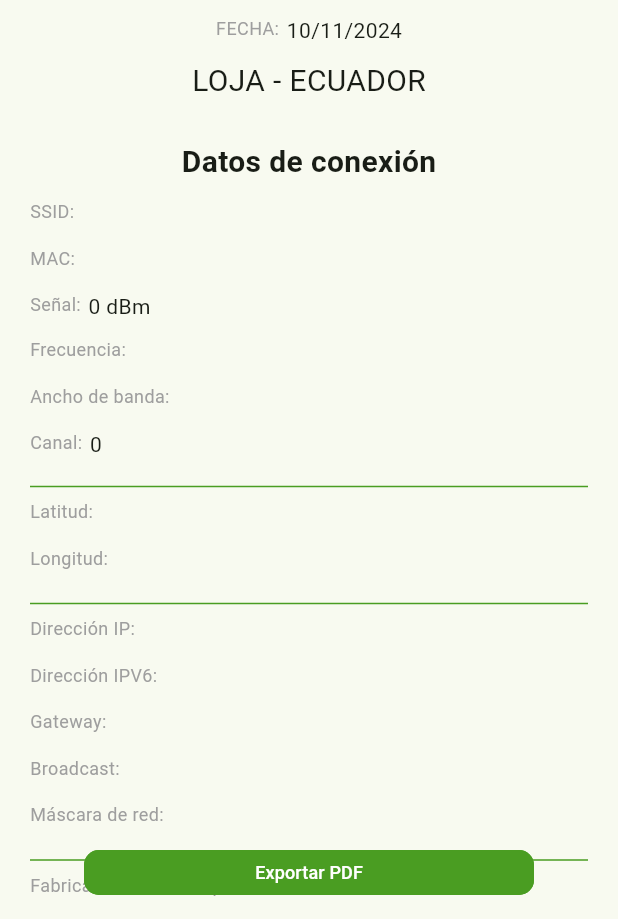
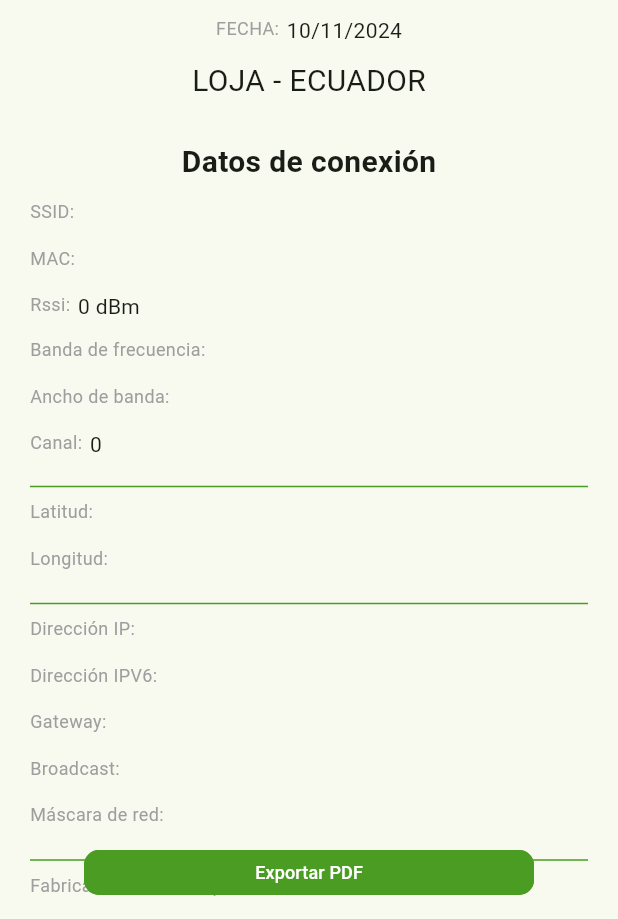
Before and after one commit to luis1112/wifi_app, a Flutter app: the PageInform screen opened by its route, on a phone screen of 412 x 824 dp, the part 317-1236 px from its top. Run offline on Flutter 3.47's test engine with Material 3 defaults, Android fonts, the phone set to English and light mode, and no system bars; our stand-ins replace cloud_firestore, connectivity_plus, device_info_plus, firebase_core, fl_chart, flutter_native_splash and 8 more; missing offline and left inert: dart_ipify, kdgaugeview, network_info_plus, safe_device, tuple_dart, unique_identifier and 2 more; accounts and stored records are empty.

Commit message:
feat: correcion de grafica de canales

```diff
--- a/lib/pages/chanel/items/item.dart
+++ b/lib/pages/chanel/items/item.dart
@@ -2,7 +2,8 @@ import 'package:fl_chart/fl_chart.dart';
 import 'package:flutter/material.dart';
 import 'package:wifi/docs.dart';
 
-LineChartData itemChartChanel(List<ItemChartChanel> lineBarsData) {
+LineChartData itemChartChanel(
+    List<ItemChartChanel> lineBarsData, TypeChanel? type) {
   return LineChartData(
     gridData: const FlGridData(
       show: true,
@@ -10,7 +11,7 @@ LineChartData itemChartChanel(List<ItemChartChanel> lineBarsData) {
       horizontalInterval: 1,
       verticalInterval: 1,
     ),
-    titlesData: const FlTitlesData(
+    titlesData: FlTitlesData(
       show: true,
       topTitles: AxisTitles(
         sideTitles: SideTitles(showTitles: false),
@@ -22,7 +23,9 @@ LineChartData itemChartChanel(List<ItemChartChanel> lineBarsData) {
         sideTitles: SideTitles(
           showTitles: true,
           reservedSize: 30,
-          interval: 1,
+          interval: type == TypeChanel.ghz5 ? 1 : 1,
+          getTitlesWidget: (double value, TitleMeta meta) =>
+              bottomTitleWidgetsChanel(value, meta, type),
         ),
         axisNameWidget: Text("Canales"),
       ),
@@ -40,7 +43,7 @@ LineChartData itemChartChanel(List<ItemChartChanel> lineBarsData) {
       border: Border.all(color: const Color(0xff37434d)),
     ),
     minX: 0,
-    maxX:  14,
+    maxX: type == TypeChanel.ghz5 ? 26 : 14,
     minY: 0,
     maxY: 7,
     lineTouchData: const LineTouchData(enabled: false),
--- a/lib/pages/connection/item/item_connection.dart
+++ b/lib/pages/connection/item/item_connection.dart
@@ -13,8 +13,8 @@ Widget itemConnection(ItemConnection? c, String? getTypeConnection) {
       },
       itemTextG("SSID:", c?.ssid),
       itemTextG("MAC:", c?.bssid),
-      itemTextG("Señal:", "${c?.signal} dBm"),
-      itemTextG("Frecuencia:", c?.freq),
+      itemTextG("Rssi:", "${c?.signal} dBm"),
+      itemTextG("Banda de frecuencia:", c?.freq),
       itemTextG("Ancho de banda:", c?.chanelWidth),
       itemTextG("Canal:", c?.chanel.toString()),
       const DividerC(),
--- a/lib/pages/page_init.dart
+++ b/lib/pages/page_init.dart
@@ -47,10 +47,10 @@ class _PageInitState extends State<PageInit> {
     listTabs = [
       ModelTab("Conexión", const PageConnection()),
       ModelTab("Externo", const PageExternal()),
-      ModelTab("Intensidad", const PageVelocity()),
+      ModelTab("Rssi red conectada", const PageVelocity()),
+      ModelTab("Rssi de las redes", const PageSignal()),
       ModelTab("Test Velocidad", const PageTest()),
       ModelTab("Canales", const PageChanel()),
-      ModelTab("Señal", const PageSignal()),
       ModelTab("Puntos de acceso", const PageAccessPoint()),
       // ModelTab("Informe", const PageInform()),
     ];
--- a/lib/pages/pdf/page_inform.dart
+++ b/lib/pages/pdf/page_inform.dart
@@ -36,7 +36,7 @@ class _PageInformState extends State<PageInform> {
   @override
   Widget build(BuildContext context) {
     pvC = ProviderConnection.of(context, true);
-    pvC.typeChanel = null;
+    // pvC.typeChanel = null;
     pvC.typeSignal = null;
 
     return Scaffold(
@@ -106,7 +106,7 @@ class _PageInformState extends State<PageInform> {
                   child: Padding(
                     padding: const EdgeInsets.only(
                         right: 20.0, top: 20.0, left: 20.0),
-                    child: LineChart(itemChartChanel(pvC.lineBarsData)),
+                    child: LineChart(itemChartChanel(pvC.lineBarsData, pvC.typeChannel)),
                   ),
                 ),
               ),
--- a/lib/pages/pdf/wiidgets/widget_connection.dart
+++ b/lib/pages/pdf/wiidgets/widget_connection.dart
@@ -9,8 +9,8 @@ Widget itemConnectionPdf(ItemConnection? c) {
     children: [
       itemTextGPdf("SSID:", c?.ssid),
       itemTextGPdf("BSSID:", c?.bssid),
-      itemTextGPdf("Señal:", "${c?.signal} dBm"),
-      itemTextGPdf("Frecuencia:", c?.freq),
+      itemTextGPdf("Rssi:", "${c?.signal} dBm"),
+      itemTextGPdf("Banda de frecuencia:", c?.freq),
       itemTextGPdf("Ancho de banda:", c?.chanelWidth),
       itemTextGPdf("Canal:", c?.chanel.toString()),
       Divider(),
--- a/lib/pages/velocity/items/item_velocity.dart
+++ b/lib/pages/velocity/items/item_velocity.dart
@@ -1,5 +1,6 @@
 import 'package:fl_chart/fl_chart.dart';
 import 'package:flutter/material.dart';
+import 'package:wifi/docs.dart';
 
 Widget itemChartVelocity(
   List<FlSpot> listPoints,
@@ -36,6 +37,12 @@ Widget itemChartVelocity(
         rightTitles: const AxisTitles(),
         bottomTitles: AxisTitles(
           axisNameWidget: Text("Intensidad de señal: $percentage %"),
+          sideTitles: const SideTitles(
+            reservedSize: 44,
+            showTitles: true,
+            interval: 5,
+            getTitlesWidget: bottomTitleWidgetsSignal,
+          ),
         ),
         // leftTitles: const AxisTitles(),
         leftTitles: const AxisTitles(
--- a/lib/utils/util_connection.dart
+++ b/lib/utils/util_connection.dart
@@ -23,7 +23,7 @@ int calculateChannel(int frequency) {
   if (frequency >= 2412 && frequency <= 2484) {
     return ((frequency - 2412) ~/ 5 + 3).toInt();
   } else if (frequency >= 5180 && frequency <= 5825) {
-    return (((frequency - 5180) ~/ 5) + 30).toInt();
+    return (((frequency - 5180) ~/ 5) + 36).toInt();
   }
   return 0;
 }
```
Also changed, not shown: lib/pages/chanel/items/item_chanel.dart (+101 -30 lines), lib/pages/chanel/page_chanel.dart (+9 -9 lines), lib/pages/signal/items/item_signal.dart (+15 -0 lines), lib/providers/provider_connection.dart (+6 -6 lines), 1 other file.
